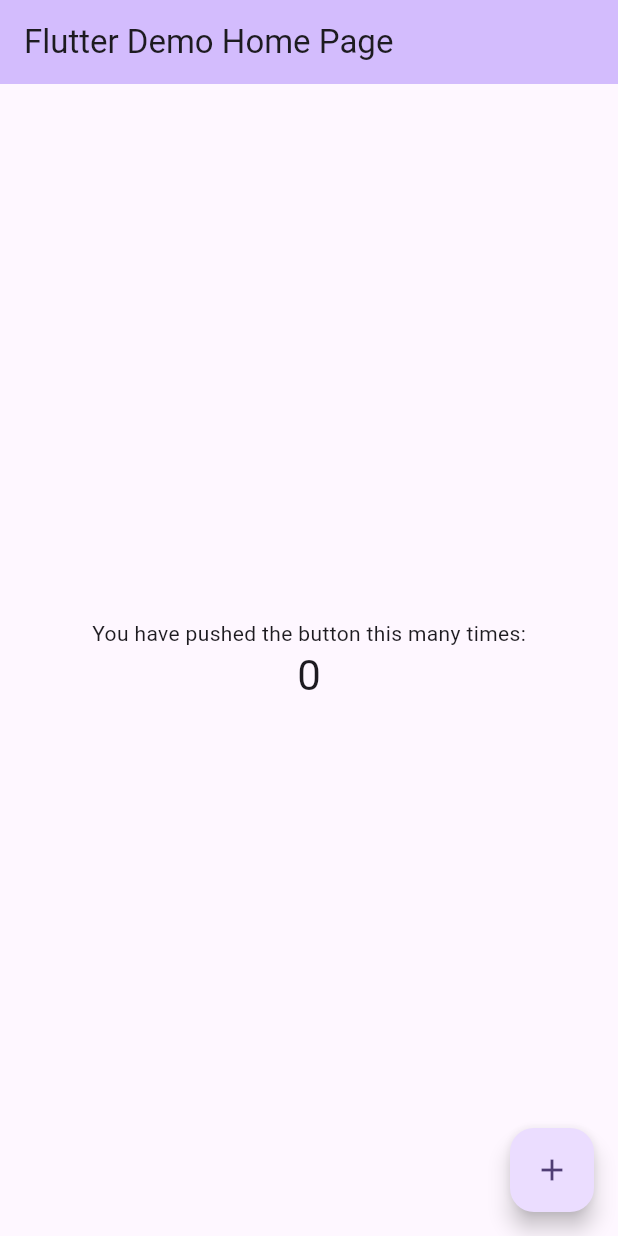
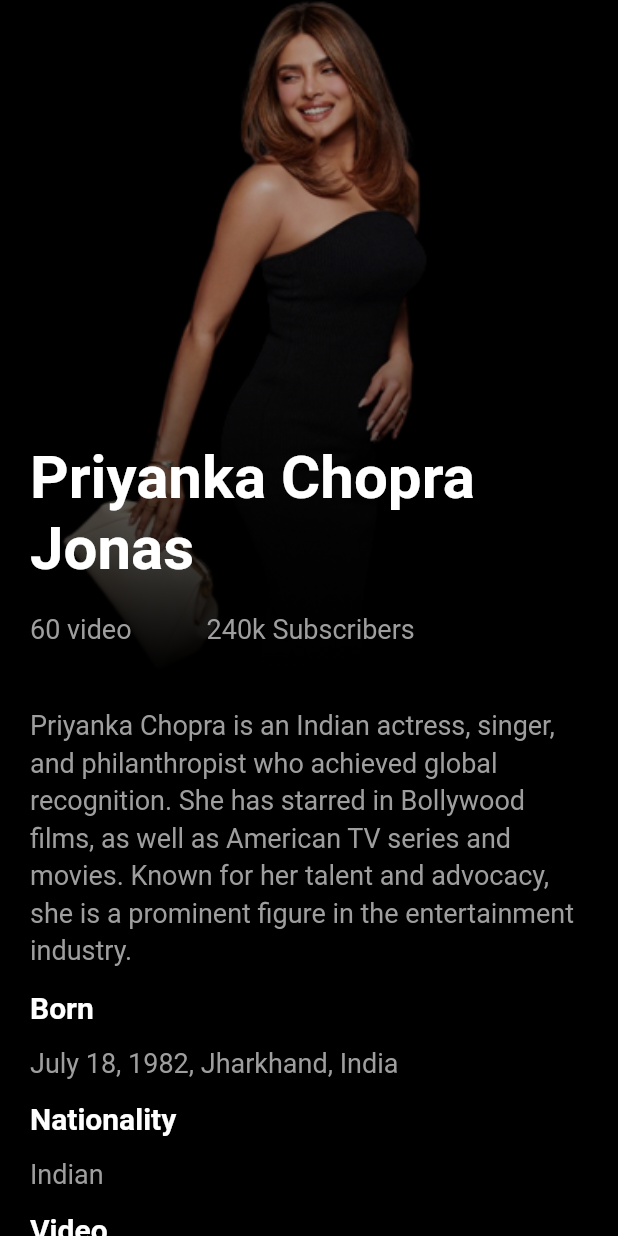
Before and after one commit to AditiSingh2003/Actor_ui, a Flutter app: the screen it shows after launch, on a phone screen of 412 x 824 dp. Run offline on Flutter 3.47's test engine with Material 2 defaults, Android fonts, the light colour scheme and no system bars; our stand-ins replace simple_animations, sizer.

Commit message:
Created most of the section

```diff
--- /dev/null
+++ b/lib/FadeAnimation.dart
@@ -0,0 +1,35 @@
+import 'package:flutter/material.dart';
+import 'package:simple_animations/simple_animations.dart';
+
+class FadeAnimation extends StatelessWidget {
+  final double delay;
+  final Widget child;
+
+  FadeAnimation( this.delay, this.child);
+
+  @override
+  Widget build(BuildContext context) {
+
+    final tween = MultiTrackTween([
+      Track("opacity").add(Duration(milliseconds: 500), Tween(begin: 0.0, end: 1.0)),
+      Track("translateY").add(
+        Duration(milliseconds: 500), Tween(begin: -30.0, end: 0.0),
+       curve: Curves.easeOut)
+    ]);
+
+
+    return ControlledAnimation(
+      delay: Duration(milliseconds: (500 * delay).round()),
+      duration: tween.duration,
+      tween: tween,
+      child: child,
+      builderWithChild: (context, child, animation) => Opacity(
+        opacity: animation["opacity"],
+        child: Transform.translate(
+          offset: Offset(0, animation["translateY"]),
+          child: child,
+        ),
+      ),
+    );
+  }
+}
--- a/lib/main.dart
+++ b/lib/main.dart
@@ -1,125 +1,174 @@
 import 'package:flutter/material.dart';
+import 'package:sizer/sizer.dart';
 
-void main() {
-  runApp(const MyApp());
+void main() => runApp(MaterialApp(
+      debugShowCheckedModeBanner: false,
+      home: HomePage(),
+    ));
+
+class HomePage extends StatefulWidget {
+  const HomePage({super.key});
+
+  @override
+  State<HomePage> createState() => _HomePageState();
 }
 
-class MyApp extends StatelessWidget {
-  const MyApp({super.key});
-
-  // This widget is the root of your application.
+class _HomePageState extends State<HomePage> {
   @override
   Widget build(BuildContext context) {
-    return MaterialApp(
-      title: 'Flutter Demo',
-      theme: ThemeData(
-        // This is the theme of your application.
-        //
-        // TRY THIS: Try running your application with "flutter run". You'll see
-        // the application has a blue toolbar. Then, without quitting the app,
-        // try changing the seedColor in the colorScheme below to Colors.green
-        // and then invoke "hot reload" (save your changes or press the "hot
-        // reload" button in a Flutter-supported IDE, or press "r" if you used
-        // the command line to start the app).
-        //
-        // Notice that the counter didn't reset back to zero; the application
-        // state is not lost during the reload. To reset the state, use hot
-        // restart instead.
-        //
-        // This works for code too, not just values: Most code changes can be
-        // tested with just a hot reload.
-        colorScheme: ColorScheme.fromSeed(seedColor: Colors.deepPurple),
-        useMaterial3: true,
+    return Scaffold(
+      backgroundColor: Colors.black,
+      body: Stack(
+        children: [
+          CustomScrollView(
+            slivers: [
+              SliverAppBar(
+                  expandedHeight: 450,
+                  backgroundColor: Colors.black,
+                  flexibleSpace: FlexibleSpaceBar(
+                    background: Container(
+                      decoration: BoxDecoration(
+                        image: DecorationImage(
+                          image: AssetImage('assets/Priya-pro.png'),
+                          fit: BoxFit.cover,
+                        ),
+                      ),
+                      child: Container(
+                        decoration: BoxDecoration(
+                            gradient: LinearGradient(
+                                begin: Alignment.bottomRight,
+                                colors: [
+                              Colors.black,
+                              Colors.black.withOpacity(0.3),
+                            ])),
+                        child: Padding(
+                          padding: EdgeInsets.all(20),
+                          child: Column(
+                            crossAxisAlignment: CrossAxisAlignment.start,
+                            mainAxisAlignment: MainAxisAlignment.end,
+                            children: [
+                              Padding(
+                                padding: const EdgeInsets.only(top: 100.0),
+                                child: Text(
+                                  'Priyanka Chopra Jonas',
+                                  style: TextStyle(
+                                      color: Colors.white,
+                                      fontSize: 40,
+                                      fontWeight: FontWeight.bold),
+                                ),
+                              ),
+                              SizedBox(
+                                height: 20,
+                              ),
+                              Row(
+                                children: [
+                                  Text(
+                                    '60 video',
+                                    style: TextStyle(
+                                        color: Colors.grey.shade500,
+                                        fontSize: 18),
+                                  ),
+                                  SizedBox(
+                                    width: 50,
+                                  ),
+                                  Text(
+                                    '240k Subscribers',
+                                    style: TextStyle(
+                                        color: Colors.grey.shade500,
+                                        fontSize: 18),
+                                  ),
+                                ],
+                              )
+                            ],
+                          ),
+                        ),
+                      ),
+                    ),
+                  )),
+              SliverList(
+                  delegate: SliverChildListDelegate([
+                Padding(
+                  padding: EdgeInsets.all(20),
+                  child: Column(
+                    crossAxisAlignment: CrossAxisAlignment.start,
+                    children: [
+                      Text(
+                        'Priyanka Chopra is an Indian actress, singer, and philanthropist who achieved global recognition. She has starred in Bollywood films, as well as American TV series and movies. Known for her talent and advocacy, she is a prominent figure in the entertainment industry.',
+                        style: TextStyle(
+                            color: Colors.grey.shade500,
+                            fontSize: 18,
+                            height: 1.4),
+                      ),
+                      SizedBox(
+                        height: 15,
+                      ),
+                      Text('Born', style: TextStyle(fontWeight: FontWeight.bold, fontSize: 20, color: Colors.white),),
+                      SizedBox(height: 15,),
+                      Text('July 18, 1982, Jharkhand, India', style: TextStyle(color: Colors.grey.shade500, fontSize: 18),),
+
+                       SizedBox(
+                        height: 15,
+                      ),
+                      Text('Nationality', style: TextStyle(fontWeight: FontWeight.bold, fontSize: 20, color: Colors.white),),
+                      SizedBox(height: 15,),
+                      Text('Indian', style: TextStyle(color: Colors.grey.shade500, fontSize: 18),),
+                       SizedBox(
+                        height: 15,
+                      ),
+                      Text('Video', style: TextStyle(fontWeight: FontWeight.bold, fontSize: 20, color: Colors.white),),
+                      SizedBox(height: 15,),
+                      Container(
+                        height: 200,
+                        child: ListView(
+                          scrollDirection: Axis.horizontal,
+                          children: [
+                            makeVideo(image:'assets/baji.jpg'),
+                            makeVideo(image: 'assets/Dil.jpg'),
+                            makeVideo(image: 'assets/marykom.webp'),
+                            makeVideo(image: 'assets/pink2.jpg'),
+                            makeVideo(image: 'assets/white.jpg'),
+                          ],
+                        ),
+                      ),
+                      SizedBox(height: 120,),
+                    ],
+                  ),
+                )
+              ])),
+            ],
+          ),
+        ],
       ),
-      home: const MyHomePage(title: 'Flutter Demo Home Page'),
+    );
+  }
+
+  Widget makeVideo({image}){
+    return AspectRatio(
+      aspectRatio: 1.5/1,
+      child: Container(
+        margin: EdgeInsets.only(right: 20),
+        decoration: BoxDecoration(
+          borderRadius: BorderRadius.circular(20),
+          image: DecorationImage(
+            image: AssetImage(image),
+            fit: BoxFit.cover
+          )
+        ),
+        child: Container(
+          // decoration: BoxDecoration(
+          //   gradient: LinearGradient(
+          //     begin: Alignment.bottomRight,
+          //     colors: [
+          //       Colors.black.withOpacity(0.9),
+          //       Colors.black.withOpacity(0.3),
+          //     ]
+          //   )
+          // ),
+          child: Center(
+            child: Icon(Icons.play_arrow, color: Colors.white, size: 70,),
+          ),
+        ),
+      ),
     );
   }
 }
-
-class MyHomePage extends StatefulWidget {
-  const MyHomePage({super.key, required this.title});
-
-  // This widget is the home page of your application. It is stateful, meaning
-  // that it has a State object (defined below) that contains fields that affect
-  // how it looks.
-
-  // This class is the configuration for the state. It holds the values (in this
-  // case the title) provided by the parent (in this case the App widget) and
-  // used by the build method of the State. Fields in a Widget subclass are
-  // always marked "final".
-
-  final String title;
-
-  @override
-  State<MyHomePage> createState() => _MyHomePageState();
-}
-
-class _MyHomePageState extends State<MyHomePage> {
-  int _counter = 0;
-
-  void _incrementCounter() {
-    setState(() {
-      // This call to setState tells the Flutter framework that something has
-      // changed in this State, which causes it to rerun the build method below
-      // so that the display can reflect the updated values. If we changed
-      // _counter without calling setState(), then the build method would not be
-      // called again, and so nothing would appear to happen.
-      _counter++;
-    });
-  }
-
-  @override
-  Widget build(BuildContext context) {
-    // This method is rerun every time setState is called, for instance as done
-    // by the _incrementCounter method above.
-    //
-    // The Flutter framework has been optimized to make rerunning build methods
-    // fast, so that you can just rebuild anything that needs updating rather
-    // than having to individually change instances of widgets.
-    return Scaffold(
-      appBar: AppBar(
-        // TRY THIS: Try changing the color here to a specific color (to
-        // Colors.amber, perhaps?) and trigger a hot reload to see the AppBar
-        // change color while the other colors stay the same.
-        backgroundColor: Theme.of(context).colorScheme.inversePrimary,
-        // Here we take the value from the MyHomePage object that was created by
-        // the App.build method, and use it to set our appbar title.
-        title: Text(widget.title),
-      ),
-      body: Center(
-        // Center is a layout widget. It takes a single child and positions it
-        // in the middle of the parent.
-        child: Column(
-          // Column is also a layout widget. It takes a list of children and
-          // arranges them vertically. By default, it sizes itself to fit its
-          // children horizontally, and tries to be as tall as its parent.
-          //
-          // Column has various properties to control how it sizes itself and
-          // how it positions its children. Here we use mainAxisAlignment to
-          // center the children vertically; the main axis here is the vertical
-          // axis because Columns are vertical (the cross axis would be
-          // horizontal).
-          //
-          // TRY THIS: Invoke "debug painting" (choose the "Toggle Debug Paint"
-          // action in the IDE, or press "p" in the console), to see the
-          // wireframe for each widget.
-          mainAxisAlignment: MainAxisAlignment.center,
-          children: <Widget>[
-            const Text(
-              'You have pushed the button this many times:',
-            ),
-            Text(
-              '$_counter',
-              style: Theme.of(context).textTheme.headlineMedium,
-            ),
-          ],
-        ),
-      ),
-      floatingActionButton: FloatingActionButton(
-        onPressed: _incrementCounter,
-        tooltip: 'Increment',
-        child: const Icon(Icons.add),
-      ), // This trailing comma makes auto-formatting nicer for build methods.
-    );
-  }
-}
--- a/pubspec.yaml
+++ b/pubspec.yaml
@@ -39,6 +39,8 @@ dependencies:
 dev_dependencies:
   flutter_test:
     sdk: flutter
+  simple_animations:
+  sizer:
 
   # The "flutter_lints" package below contains a set of recommended lints to
   # encourage good coding practices. The lint set provided by the package is
@@ -59,8 +61,8 @@ flutter:
   uses-material-design: true
 
   # To add assets to your application, add an assets section, like this:
-  # assets:
-  #   - images/a_dot_burr.jpeg
+  assets:
+    - assets/
   #   - images/a_dot_ham.jpeg
 
   # An image asset can refer to one or more resolution-specific "variants", see
```
Also changed, not shown: assets/Dil.jpg (added), assets/Priya-pro.png (added), assets/baji.jpg (added), assets/marykom.webp (added), assets/pink.webp (added), assets/pink2.jpg (added), assets/white.jpg (added), pubspec.lock.
